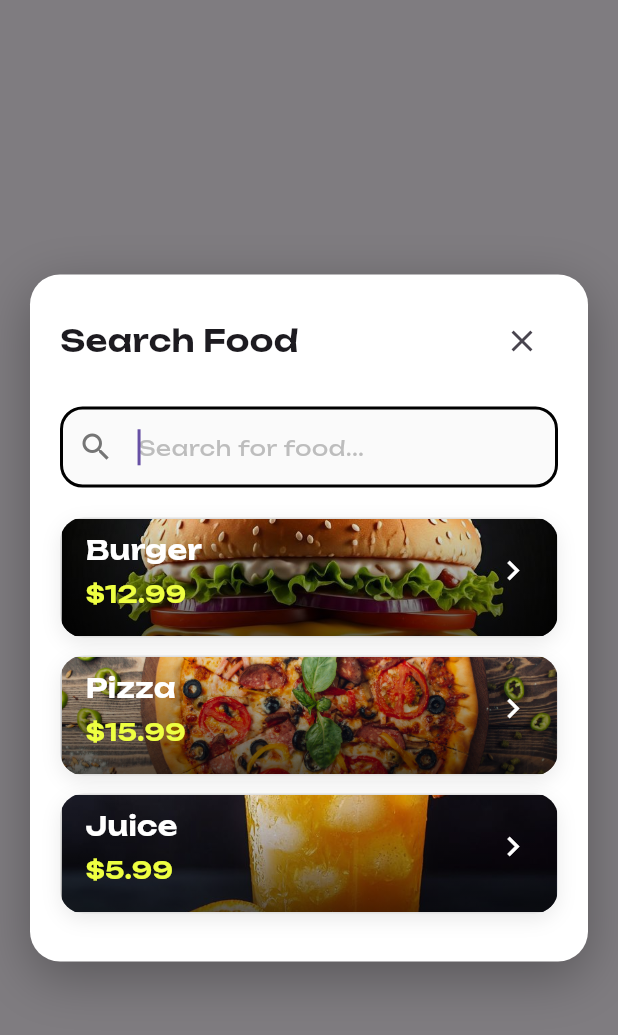
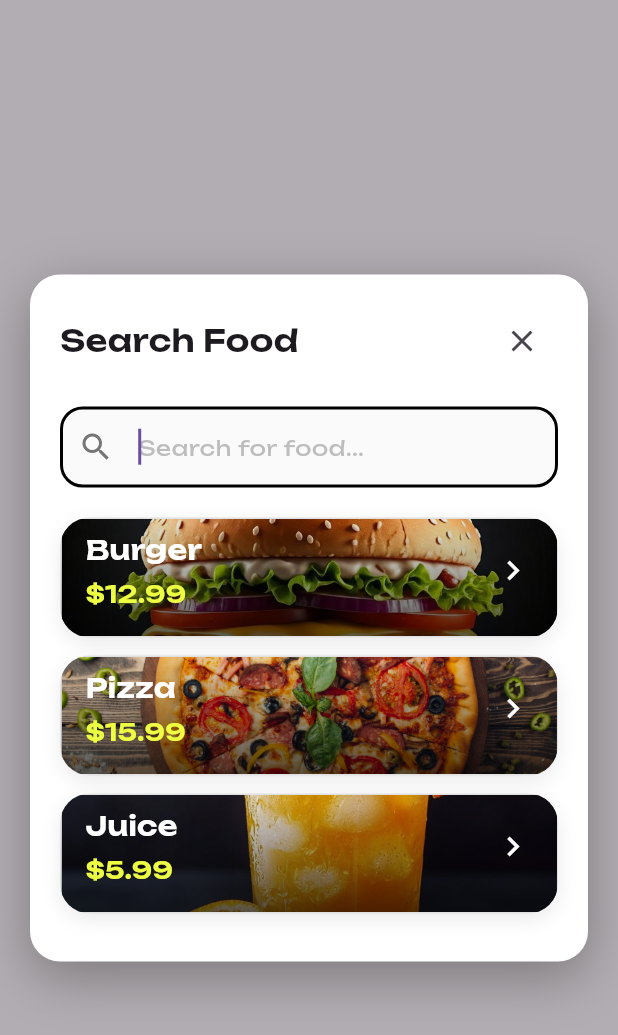
Before and after one commit to KNOWASJOHN/Catino, a Flutter app: the SearchMenu widget shown alone on an empty page, opened directly with empty values, on a phone screen of 412 x 824 dp. Shown: the top 1035 px of the screen. Run offline on Flutter 3.47's test engine with Material 3 defaults, Android fonts, the phone set to English and light mode, and no system bars; our stand-ins replace dotted_border; project files that could hold a hidden picture were left out.

Commit message:
fixed header

```diff
--- a/lib/components/header.dart
+++ b/lib/components/header.dart
@@ -49,14 +49,14 @@ class Header extends StatelessWidget {
                 Spacer(),
                 GestureDetector(
                   onTap: onSearchTap,
-                  child: Icon(Icons.search, size: 30, color: Colors.black),
+                  child: Icon(Icons.search, size: 25, color: Colors.black),
                 ),
                 SizedBox(width: 35),
                 GestureDetector(
                   onTap: onNotificationTap,
                   child: Icon(
                     Icons.notifications,
-                    size: 30,
+                    size: 25,
                     color: Colors.black,
                   ),
                 ),
--- a/lib/main.dart
+++ b/lib/main.dart
@@ -60,7 +60,7 @@ class _MainScreenState extends State<MainScreen> {
             appBar: AppBar(
               backgroundColor: Colors.white.withOpacity(0),
               elevation: 0,
-              toolbarHeight: 55,
+              toolbarHeight: 40,
               scrolledUnderElevation: 0,
               flexibleSpace: Header(
                 onNotificationTap: () {
--- a/lib/page_components/searchbar.dart
+++ b/lib/page_components/searchbar.dart
@@ -29,11 +29,11 @@ class _SearchMenuState extends State<SearchMenu>
     _filteredItems = _foodItems;
     _animationController = AnimationController(
       vsync: this,
-      duration: const Duration(milliseconds: 400),
+      duration: const Duration(milliseconds: 600),
     );
     _scaleAnimation = CurvedAnimation(
       parent: _animationController,
-      curve: Curves.easeOutBack,
+      curve: Curves.easeInOut,
     );
     _animationController.forward();
   }
@@ -67,7 +67,7 @@ class _SearchMenuState extends State<SearchMenu>
     return GestureDetector(
       onTap: _closeSearch,
       child: Material(
-        color: Colors.black.withValues(alpha: 0.5),
+        color: Colors.black.withValues(alpha: 0.3),
         child: Center(
           child: ScaleTransition(
             scale: _scaleAnimation,
@@ -197,7 +197,7 @@ class _SearchMenuState extends State<SearchMenu>
                                 height: 80,
                                 margin: const EdgeInsets.only(bottom: 12),
                                 decoration: BoxDecoration(
-                                  borderRadius: BorderRadius.circular(16),
+                                  borderRadius: BorderRadius.circular(20),
                                   border: Border.all(color: Colors.grey.shade300, width: 1),
                                   boxShadow: [
                                     BoxShadow(
```
